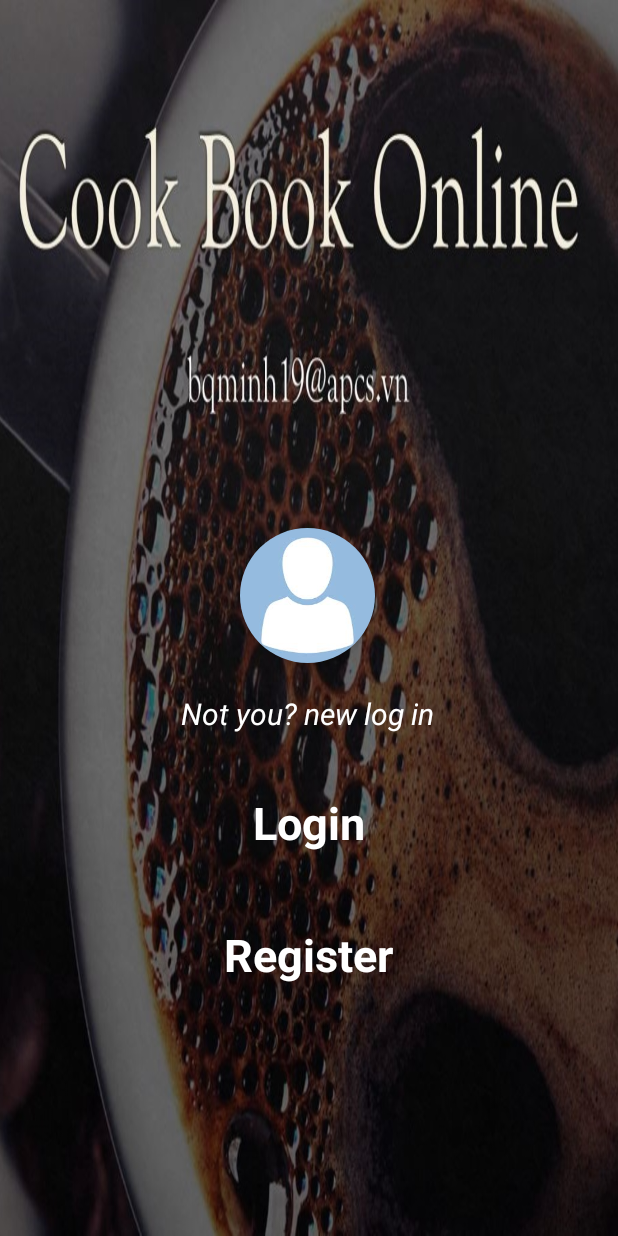
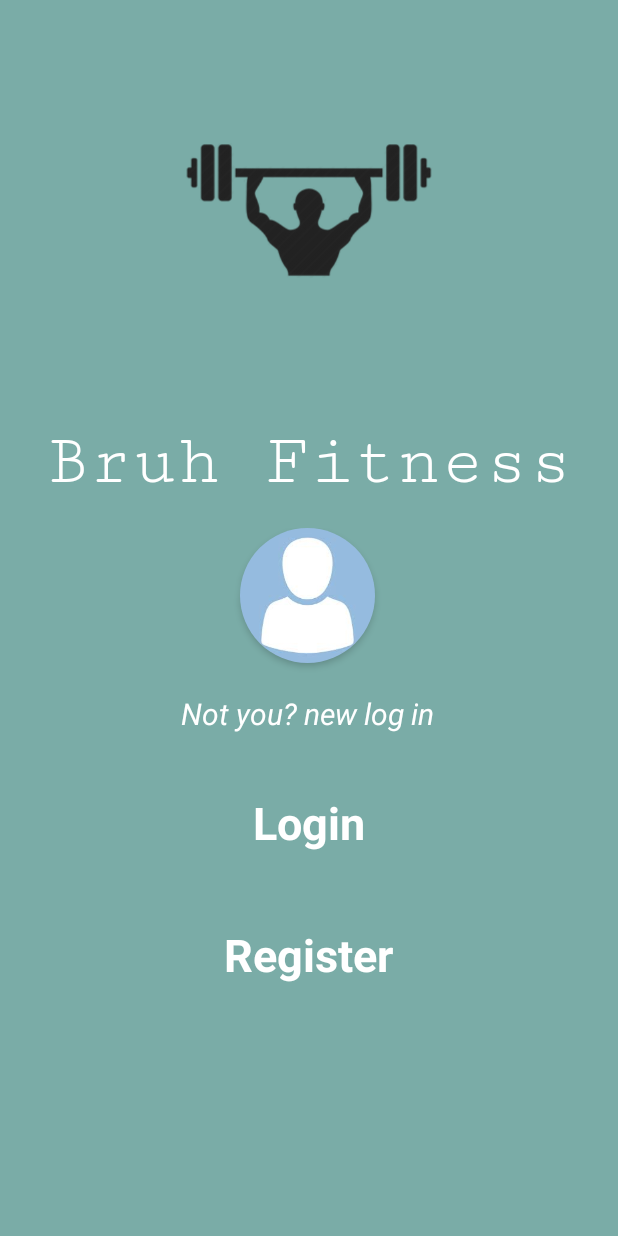
Before and after one commit to BabaYaga127/BruhFitness, an Android app: the layout activity_main.xml on its own in the app's theme, with its tools: preview values and no code run, on a phone screen of 412 x 824 dp. Run offline under Robolectric (Android 15) with nearby library versions, the phone set to English and light mode, and no system bars; network calls fail.

Commit message:
change main screen appearance

```diff
--- a/final/app/src/main/AndroidManifest.xml
+++ b/final/app/src/main/AndroidManifest.xml
@@ -13,7 +13,7 @@
         android:label="Bruh Fitness"
         android:roundIcon="@mipmap/ic_launcher_round"
         android:supportsRtl="true"
-        android:theme="@style/Theme.CookingBookOnline">
+        android:theme="@style/Theme.BruhFitness">
         <activity android:name=".home.HomeActivity"></activity>
         <activity android:name=".login.LoginActivity" />
         <activity android:name=".MainActivity">
--- a/final/app/src/main/res/layout/activity_main.xml
+++ b/final/app/src/main/res/layout/activity_main.xml
@@ -1,16 +1,19 @@
 <?xml version="1.0" encoding="utf-8"?>
+
 <androidx.constraintlayout.widget.ConstraintLayout xmlns:android="http://schemas.android.com/apk/res/android"
     xmlns:app="http://schemas.android.com/apk/res-auto"
     xmlns:tools="http://schemas.android.com/tools"
     android:layout_width="match_parent"
     android:layout_height="match_parent"
-    tools:context=".MainActivity"
-    android:background="@drawable/cook_book_online">
+    android:background="#7AACA7"
+    tools:context=".MainActivity">
 
     <androidx.constraintlayout.widget.ConstraintLayout
+        android:id="@+id/main_main_layout"
         android:layout_width="match_parent"
         android:layout_height="match_parent"
-        android:id="@+id/main_main_layout">
+        tools:layout_editor_absoluteX="0dp"
+        tools:layout_editor_absoluteY="-124dp">
 
         <LinearLayout
             android:id="@+id/main_remenberLayout"
@@ -77,6 +80,30 @@
             app:layout_constraintHorizontal_bias="0.498"
             app:layout_constraintStart_toStartOf="parent"
             app:layout_constraintTop_toTopOf="parent" />
+
+        <TextView
+            android:id="@+id/textView"
+            android:layout_width="wrap_content"
+            android:layout_height="wrap_content"
+            android:fontFamily="serif-monospace"
+            android:text="Bruh Fitness"
+            android:textColor="#FFFFFF"
+            android:textSize="48sp"
+            app:layout_constraintBottom_toTopOf="@+id/main_register"
+            app:layout_constraintEnd_toEndOf="parent"
+            app:layout_constraintStart_toStartOf="parent"
+            app:layout_constraintTop_toTopOf="parent" />
+
+        <ImageView
+            android:id="@+id/imageView2"
+            android:layout_width="216dp"
+            android:layout_height="214dp"
+            app:layout_constraintBottom_toTopOf="@+id/textView"
+            app:layout_constraintEnd_toEndOf="parent"
+            app:layout_constraintStart_toStartOf="parent"
+            app:layout_constraintTop_toTopOf="parent"
+            app:srcCompat="@drawable/main_logo" />
+
     </androidx.constraintlayout.widget.ConstraintLayout>
 
 </androidx.constraintlayout.widget.ConstraintLayout>
--- a/final/app/src/main/res/values-night/themes.xml
+++ b/final/app/src/main/res/values-night/themes.xml
@@ -1,6 +1,6 @@
 <resources xmlns:tools="http://schemas.android.com/tools">
     <!-- Base application theme. -->
-    <style name="Theme.CookingBookOnline" parent="Theme.MaterialComponents.DayNight.DarkActionBar">
+    <style name="Theme.BruhFitness" parent="Theme.MaterialComponents.DayNight.DarkActionBar">
         <!-- Primary brand color. -->
         <item name="colorPrimary">@color/purple_200</item>
         <item name="colorPrimaryVariant">@color/purple_700</item>
--- a/final/app/src/main/res/values/themes.xml
+++ b/final/app/src/main/res/values/themes.xml
@@ -1,6 +1,6 @@
 <resources xmlns:tools="http://schemas.android.com/tools">
     <!-- Base application theme. -->
-    <style name="Theme.CookingBookOnline" parent="Theme.MaterialComponents.DayNight.NoActionBar">
+    <style name="Theme.BruhFitness" parent="Theme.MaterialComponents.DayNight.NoActionBar">
         <!-- Primary brand color. -->
         <item name="colorPrimary">@color/purple_500</item>
         <item name="colorPrimaryVariant">@color/purple_700</item>
```
Also changed, not shown: final/app/src/main/res/drawable/cook_book_online.JPG (deleted), final/app/src/main/res/drawable/main_logo.png (added).
